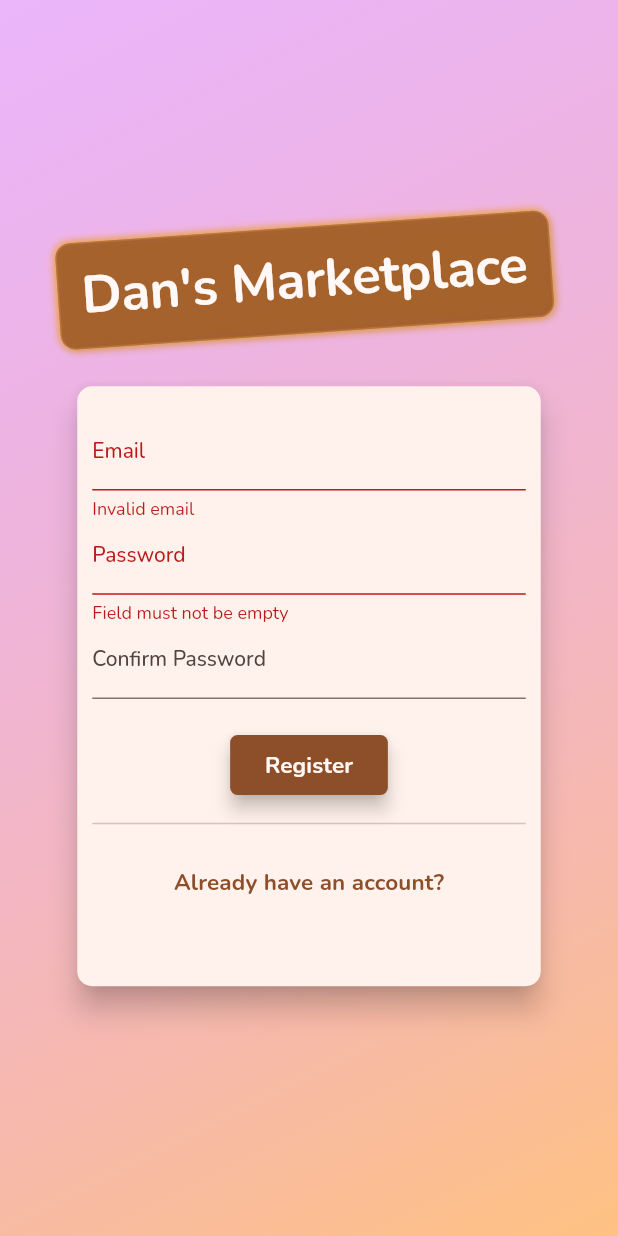
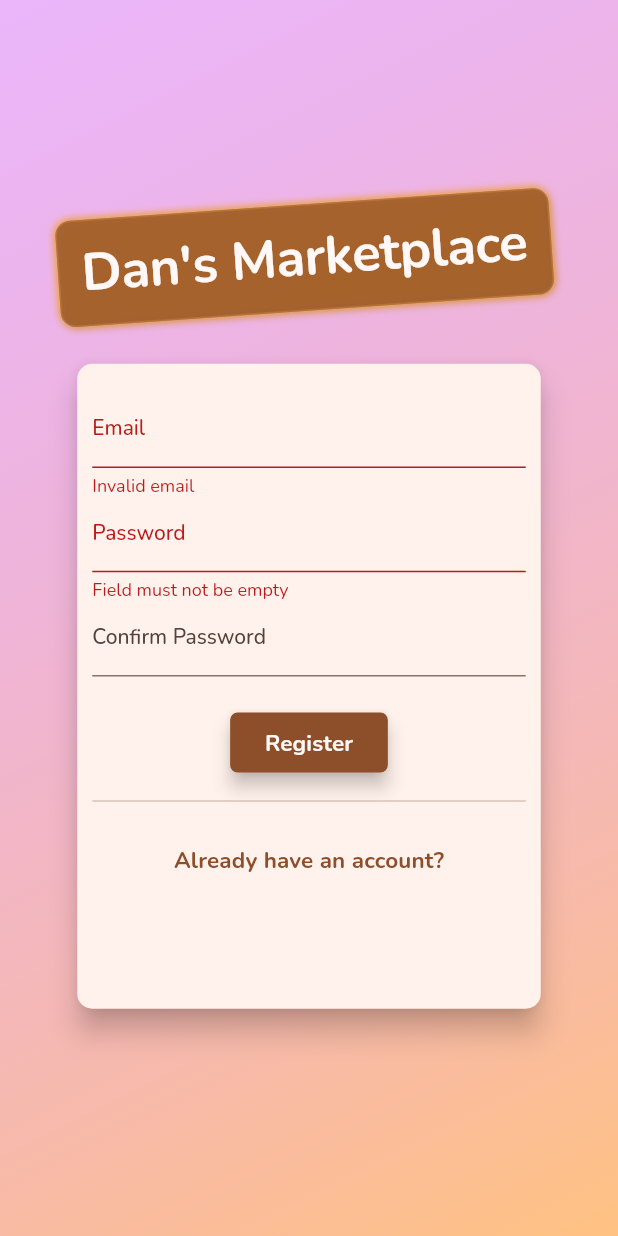
Before and after one commit to darcanj0/marketplace, a Flutter app: the screen it shows after launch, after a tap on "Login", after a tap on "New user?", on a phone screen of 412 x 824 dp. Run offline on Flutter 3.47's test engine with Material 2 defaults, Android fonts, the phone set to English and light mode, and no system bars; our stand-ins replace badges, firebase_auth, firebase_core, firebase_database, google_fonts; accounts and stored records are empty.

Commit message:
fix: general auth loading issues

```diff
--- a/lib/components/forms/auth_form.dart
+++ b/lib/components/forms/auth_form.dart
@@ -23,12 +23,6 @@ class _AuthFormState extends State<AuthForm> {
   final passwordController = TextEditingController();
   final authFormKey = GlobalKey<FormState>();
 
-  @override
-  void dispose() {
-    passwordController.dispose();
-    super.dispose();
-  }
-
   bool isLoading = false;
 
   @override
@@ -53,8 +47,6 @@ class _AuthFormState extends State<AuthForm> {
             await ExceptionFeedbackHandler.withSnackbar(context, err);
           }
         }
-
-        setState(() => isLoading = false);
       }
     }
 
@@ -65,7 +57,7 @@ class _AuthFormState extends State<AuthForm> {
       shape: RoundedRectangleBorder(borderRadius: BorderRadius.circular(10)),
       elevation: 8,
       child: Container(
-        height: isLogin ? 350 : 400,
+        height: isLogin ? 350 : 430,
         width: deviceWidth * 0.75,
         padding: const EdgeInsets.symmetric(horizontal: 10, vertical: 20),
         child: Form(
--- a/lib/main.dart
+++ b/lib/main.dart
@@ -29,9 +29,8 @@ Future<void> main() async {
         ChangeNotifierProxyProvider<AuthProvider, ProductListProvider>(
           create: (context) => ProductListProvider(),
           update: (_, authProvider, previous) {
-            final provider = ProductListProvider();
-            provider.userId = authProvider.firebase.currentUser?.uid ?? '';
-            return provider;
+            previous?.userId = authProvider.firebase.currentUser?.uid ?? '';
+            return previous as ProductListProvider;
           },
         ),
         ChangeNotifierProvider(create: (_) => Cart(idAdapter: UUIDAdapter())),
--- a/lib/pages/auth_page.dart
+++ b/lib/pages/auth_page.dart
@@ -12,10 +12,8 @@ class AuthPage extends StatelessWidget {
     final TextTheme textTheme = theme.textTheme;
     final ColorScheme colorScheme = theme.colorScheme;
     return Scaffold(
-      body: Center(
-        child: Stack(
-          children: [
-            Container(
+      body: Container(
+        alignment: Alignment.center,
         decoration: const BoxDecoration(
           gradient: LinearGradient(
               begin: Alignment.topLeft,
@@ -25,8 +23,8 @@ class AuthPage extends StatelessWidget {
                 Color.fromRGBO(255, 188, 117, .9),
               ]),
         ),
-            ),
-            SizedBox(
+        child: SingleChildScrollView(
+          child: SizedBox(
             width: double.infinity,
             child: Column(
               crossAxisAlignment: CrossAxisAlignment.center,
@@ -34,8 +32,7 @@ class AuthPage extends StatelessWidget {
               children: [
                 Container(
                   padding: const EdgeInsets.all(15),
-                    transform: Matrix4.rotationZ(-4 * pi / 180)
-                      ..translate(-5.0),
+                  transform: Matrix4.rotationZ(-4 * pi / 180)..translate(-5.0),
                   decoration: BoxDecoration(
                     borderRadius: BorderRadius.circular(10),
                     color: colorScheme.primary.withOpacity(.75),
@@ -67,8 +64,7 @@ class AuthPage extends StatelessWidget {
                 )
               ],
             ),
-            )
-          ],
+          ),
         ),
       ),
     );
--- a/lib/pages/home_page.dart
+++ b/lib/pages/home_page.dart
@@ -20,8 +20,7 @@ class HomePage extends StatefulWidget {
 
 class _HomePageState extends State<HomePage> {
   @override
-  void initState() {
-    super.initState();
+  void didChangeDependencies() {
     setState(() => isLoading = true);
     context
         .read<ProductListProvider>()
@@ -33,6 +32,7 @@ class _HomePageState extends State<HomePage> {
         .then((_) {
       setState(() => isLoading = false);
     });
+    super.didChangeDependencies();
   }
 
   bool isLoading = false;
```
Lines whose indentation alone changed are shown as unchanged.
